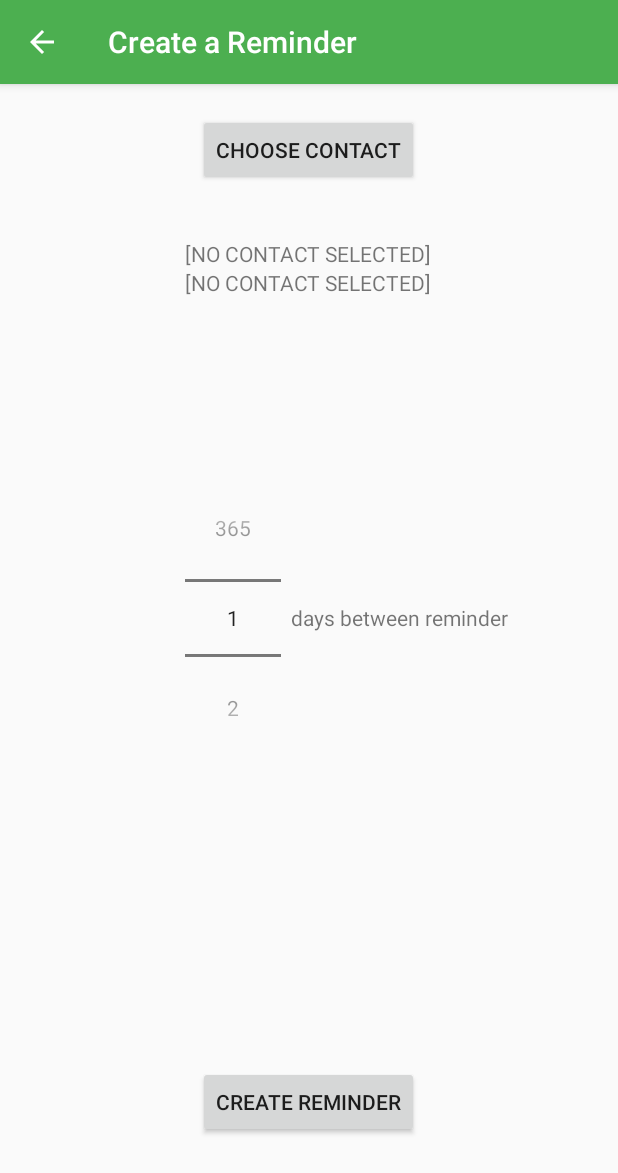
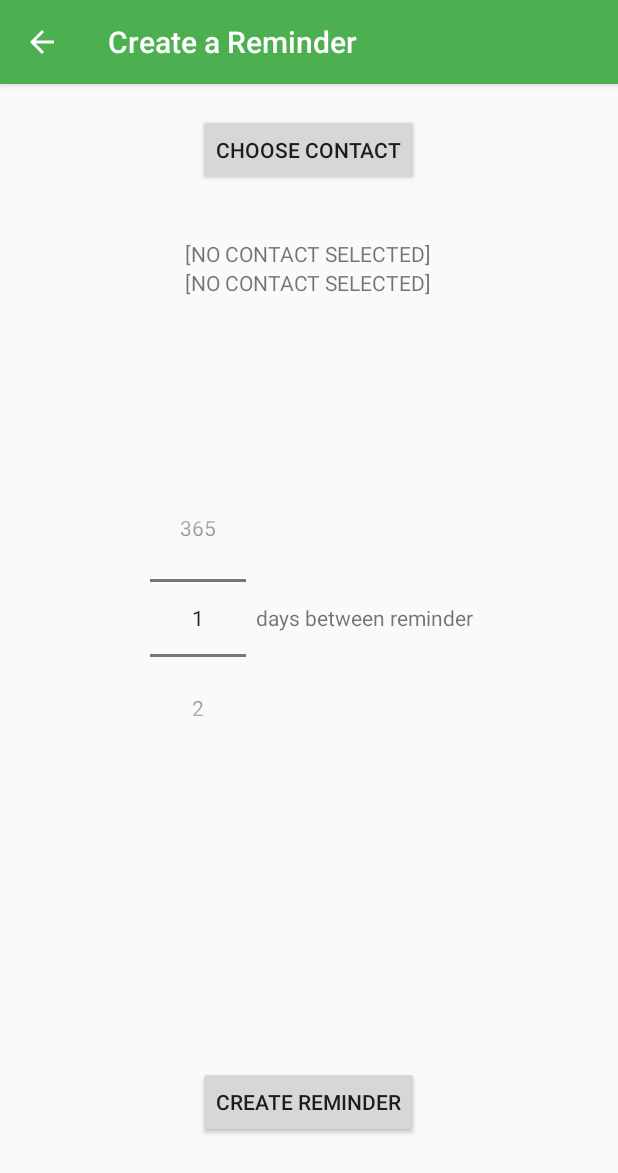
Before and after one commit to schott12521/CallYourMom, an Android app: the ContactActivity screen opened directly, with no data from a screen before it, on a phone screen of 412 x 824 dp. Shown: the top 1173 px of the screen. Run offline under Robolectric (Android 15) with nearby library versions, the phone set to English and light mode, and no system bars.

Commit message:
Number picker no longer moves based on textview

```diff
--- a/CallYourMom/app/src/main/res/layout/activity_contact.xml
+++ b/CallYourMom/app/src/main/res/layout/activity_contact.xml
@@ -49,7 +49,7 @@
             android:id="@+id/numberPicker"
             android:layout_width="wrap_content"
             android:layout_height="wrap_content"
-            android:layout_alignStart="@+id/contact_name"
+            android:layout_marginLeft="100dp"
             android:layout_centerVertical="true"/>
 
         <TextView
```
